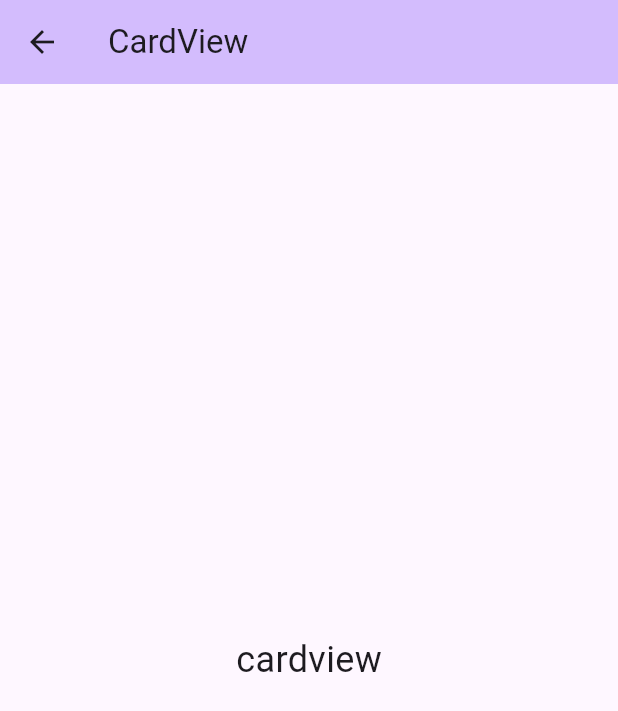
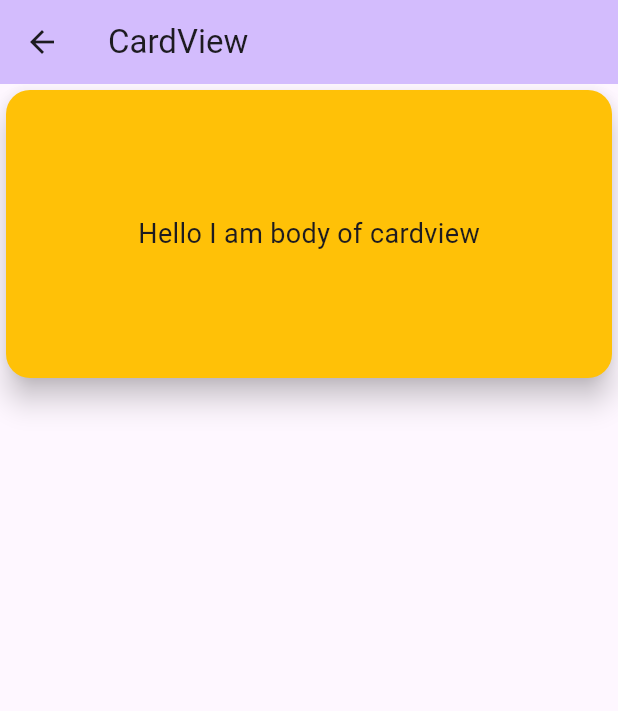
Before and after one commit to npratik0/flutter_for_college, a Flutter app: the CardViewScreen screen opened directly, on a phone screen of 412 x 824 dp. Shown: the top 711 px of the screen. Run offline on Flutter 3.47's test engine with Material 3 defaults, Android fonts, the phone set to English and light mode, and no system bars.

```diff
--- a/lib/models/employee_model.dart
+++ b/lib/models/employee_model.dart
@@ -11,5 +11,5 @@ class EmployeeModel {
     required this.fullname,
     required this.gender,
     required this.department,
-  }) : id = id ?? const Uuid().v4(); // auto-generate UUID
+  }) : id = id ?? const Uuid().v4();
 }
--- a/lib/screens/cardview_screen.dart
+++ b/lib/screens/cardview_screen.dart
@@ -10,10 +10,21 @@ class CardViewScreen extends StatelessWidget {
         title: const Text('CardView'),
         backgroundColor: Theme.of(context).colorScheme.inversePrimary,
       ),
-      body: const Center(
-        child: Text(
-          'cardview',
-          style: TextStyle(fontSize: 24),
+      body: SizedBox(
+        height: 200,
+        width: double.infinity,
+        child: Card(
+          color: Colors.amber,
+          shape: RoundedRectangleBorder(
+            borderRadius: BorderRadius.circular(16),
+          ),
+          elevation: 8,
+          child: Center(
+            child: Text(
+              'Hello I am body of cardview',
+              style: TextStyle(fontSize: 18),
+            ),
+          ),
         ),
       ),
     );
--- a/lib/screens/listview_screen.dart
+++ b/lib/screens/listview_screen.dart
@@ -146,7 +146,8 @@ class _ListViewScreenState extends State<ListViewScreen> {
                         Navigator.push(
                           context,
                           MaterialPageRoute(
-                            builder: (context) => const OutputScreen(),
+                            builder: (context) =>
+                                OutputScreen(students: _lstStudents),
                           ),
                         );
                       },
```
Also changed, not shown: lib/screens/gridview_screen.dart (+19 -2 lines), lib/screens/output_screen.dart (+69 -7 lines).
